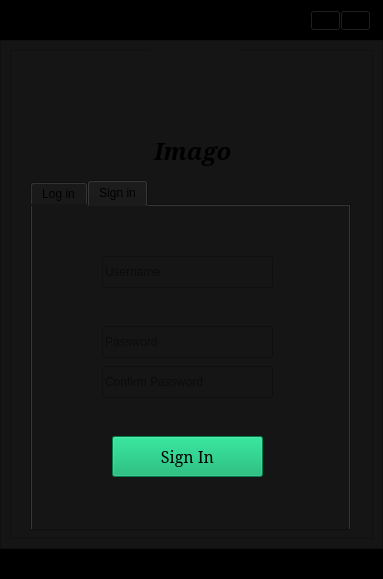
First picture: the form in client/user_interface/login_window.ui, repository jiotich/distributed-system-project, before the edit.
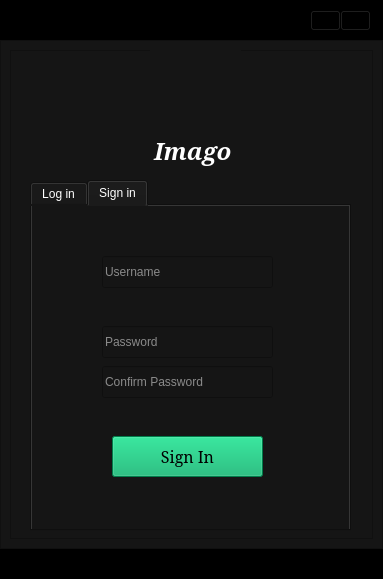
Second picture: the form after the edit. The open tabs and pages were chosen to show the change. Icons and pictures are not drawn.

Commit message: adjusting window

```diff
--- a/client/user_interface/login_window.ui
+++ b/client/user_interface/login_window.ui
@@ -134,7 +134,8 @@
            </rect>
           </property>
           <property name="styleSheet">
-           <string notr="true">background-color: rgb(21, 21, 21);</string>
+           <string notr="true">background-color: rgb(21, 21, 21);
+color: rgb(255, 255, 255);</string>
           </property>
           <property name="tabPosition">
            <enum>QTabWidget::North</enum>
@@ -224,6 +225,9 @@
               <height>32</height>
              </rect>
             </property>
+            <property name="styleSheet">
+             <string notr="true">color: rgb(255, 255, 255);</string>
+            </property>
             <property name="placeholderText">
              <string>Username</string>
             </property>
@@ -237,6 +241,9 @@
               <height>32</height>
              </rect>
             </property>
+            <property name="styleSheet">
+             <string notr="true">color: rgb(255, 255, 255);</string>
+            </property>
             <property name="echoMode">
              <enum>QLineEdit::Password</enum>
             </property>
@@ -253,6 +260,9 @@
               <height>32</height>
              </rect>
             </property>
+            <property name="styleSheet">
+             <string notr="true">color: rgb(255, 255, 255);</string>
+            </property>
             <property name="echoMode">
              <enum>QLineEdit::Password</enum>
             </property>
@@ -322,6 +332,9 @@
             <bold>true</bold>
            </font>
           </property>
+          <property name="styleSheet">
+           <string notr="true">color: rgb(255, 255, 255);</string>
+          </property>
           <property name="frameShape">
            <enum>QFrame::NoFrame</enum>
           </property>
```
Left out of the diff: 6 changed lines with no effect on the pictures. The commit also changes 4 other files.
